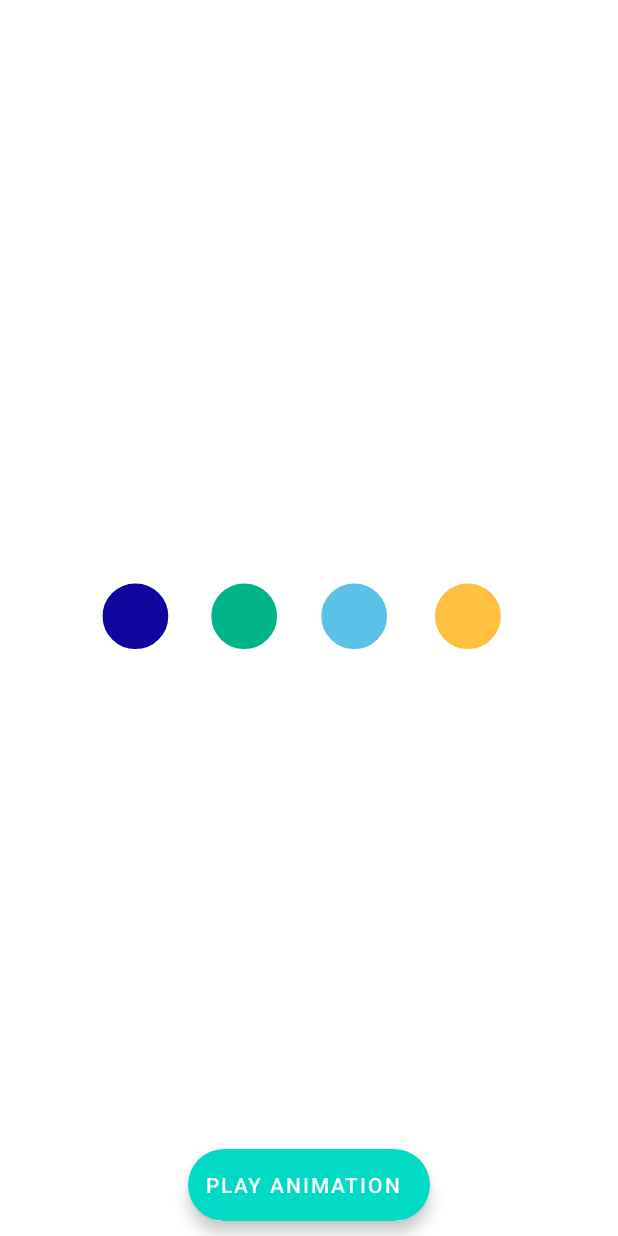
After one commit to merajmusavi/Design_Repo, an Android app: the LottieAnimation screen opened directly, with no data from a screen before it, on a phone screen of 412 x 824 dp. The commit adds this screen. Run offline under Robolectric (Android 15) with nearby library versions, the phone set to English and light mode, and no system bars.

Commit message:
add lottie animation library page

```diff
--- a/app/build.gradle
+++ b/app/build.gradle
@@ -36,4 +36,6 @@ dependencies {
     testImplementation 'junit:junit:4.13.2'
     androidTestImplementation 'androidx.test.ext:junit:1.1.4'
     androidTestImplementation 'androidx.test.espresso:espresso-core:3.5.0'
+    implementation 'com.airbnb.android:lottie:5.2.0'
+
 }
--- /dev/null
+++ b/app/src/main/java/com/example/desing_repo/LottieAnimation.java
@@ -0,0 +1,25 @@
+package com.example.desing_repo;
+
+import androidx.appcompat.app.AppCompatActivity;
+
+import android.os.Bundle;
+import android.view.View;
+
+import com.airbnb.lottie.LottieAnimationView;
+
+public class LottieAnimation extends AppCompatActivity {
+
+    @Override
+    protected void onCreate(Bundle savedInstanceState) {
+        super.onCreate(savedInstanceState);
+        setContentView(R.layout.activity_lottie_animation);
+        LottieAnimationView animationView = findViewById(R.id.animation1);
+        View view = findViewById(R.id.play_animation);
+        view.setOnClickListener(new View.OnClickListener() {
+            @Override
+            public void onClick(View view) {
+                animationView.playAnimation();
+            }
+        });
+}
+}
--- /dev/null
+++ b/app/src/main/res/layout/activity_lottie_animation.xml
@@ -0,0 +1,24 @@
+<?xml version="1.0" encoding="utf-8"?>
+<FrameLayout xmlns:android="http://schemas.android.com/apk/res/android"
+    xmlns:app="http://schemas.android.com/apk/res-auto"
+    xmlns:tools="http://schemas.android.com/tools"
+    android:layout_width="match_parent"
+    android:layout_height="match_parent"
+    tools:context=".LottieAnimation">
+
+    <com.airbnb.lottie.LottieAnimationView
+        android:id="@+id/animation1"
+        app:lottie_rawRes="@raw/loading"
+        android:layout_width="match_parent"
+        android:layout_height="wrap_content"
+        android:layout_gravity="center" />
+
+    <com.google.android.material.floatingactionbutton.ExtendedFloatingActionButton
+        android:id="@+id/play_animation"
+        android:textColor="@color/white"
+        android:text="@string/play_animation"
+        android:layout_width="wrap_content"
+        android:layout_height="wrap_content"
+        android:layout_marginBottom="10dp"
+        android:layout_gravity="bottom|center" />
+</FrameLayout>
--- a/app/src/main/res/values/strings.xml
+++ b/app/src/main/res/values/strings.xml
@@ -1,4 +1,5 @@
 <resources>
     <string name="app_name">Desing_Repo</string>
     <string name="trv">travel with us is too easy</string>
+    <string name="play_animation">play animation</string>
 </resources>
```
Also changed, not shown: app/src/main/AndroidManifest.xml (+14 -0 lines), app/src/main/java/com/example/desing_repo/GetStart.java (added, +30 -0 lines), app/src/main/java/com/example/desing_repo/MainActivity.java (+13 -7 lines), app/src/main/res/layout/activity_get_start.xml (added, +64 -0 lines), app/src/main/res/layout/activity_main.xml (+12 -48 lines), app/src/main/res/raw/loading.json (added, +1 -0 lines).
